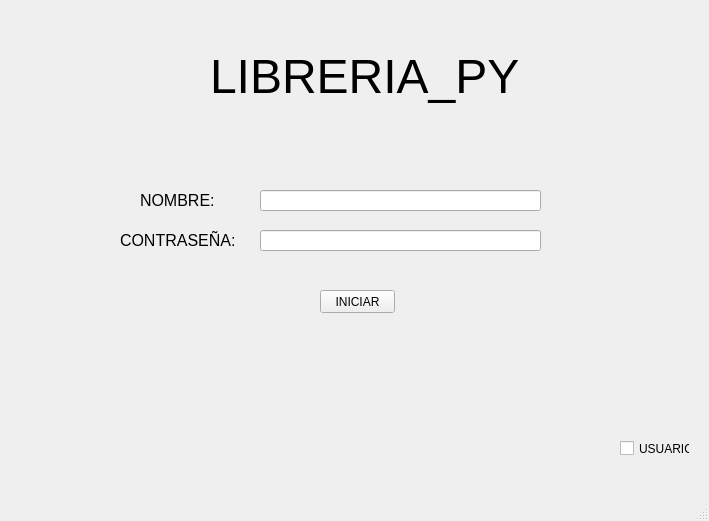
mixano611/PROYECTO_PRG_POO_PY, file BIBLIOTECA_PROY/assets/login_admin.ui: the form before one commit.
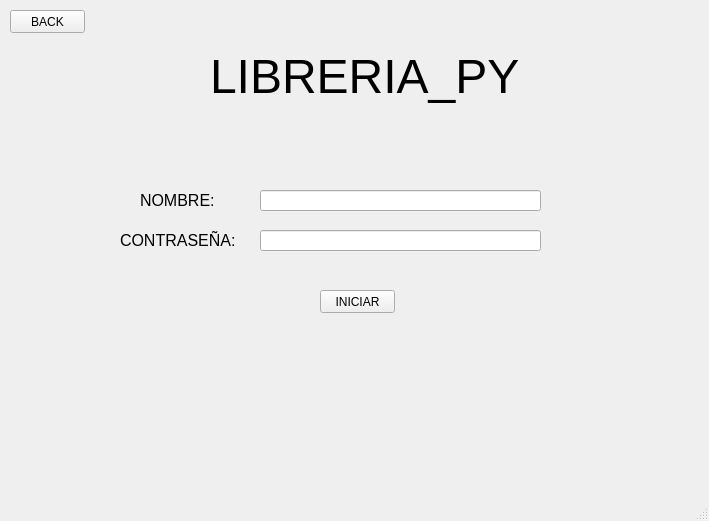
The form after the commit.

Diff of the .ui file:
```diff
--- a/BIBLIOTECA_PROY/assets/login_admin.ui
+++ b/BIBLIOTECA_PROY/assets/login_admin.ui
@@ -73,19 +73,6 @@
      <string>NOMBRE:</string>
     </property>
    </widget>
-   <widget class="QCheckBox" name="checkBox">
-    <property name="geometry">
-     <rect>
-      <x>620</x>
-      <y>440</y>
-      <width>70</width>
-      <height>17</height>
-     </rect>
-    </property>
-    <property name="text">
-     <string>USUARIO</string>
-    </property>
-   </widget>
    <widget class="QLineEdit" name="txtContrasena">
     <property name="geometry">
      <rect>
@@ -117,6 +104,19 @@
      <string>CONTRASEÑA:</string>
     </property>
    </widget>
+   <widget class="QPushButton" name="btnVolver">
+    <property name="geometry">
+     <rect>
+      <x>10</x>
+      <y>10</y>
+      <width>75</width>
+      <height>23</height>
+     </rect>
+    </property>
+    <property name="text">
+     <string>BACK</string>
+    </property>
+   </widget>
   </widget>
   <widget class="QMenuBar" name="menubar">
    <property name="geometry">
```
